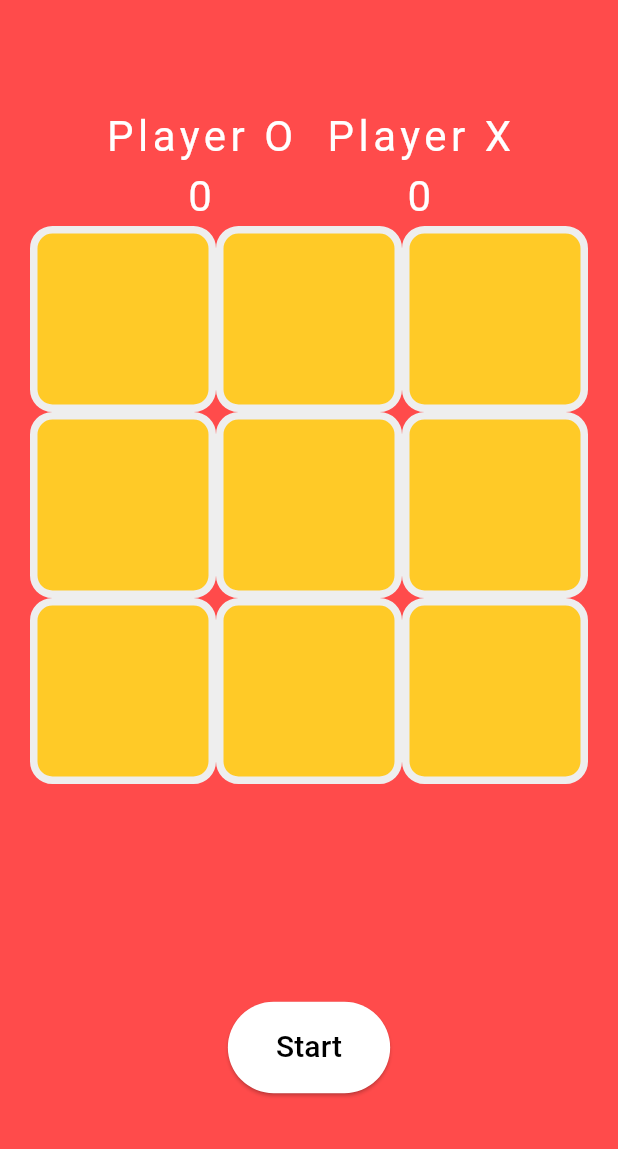
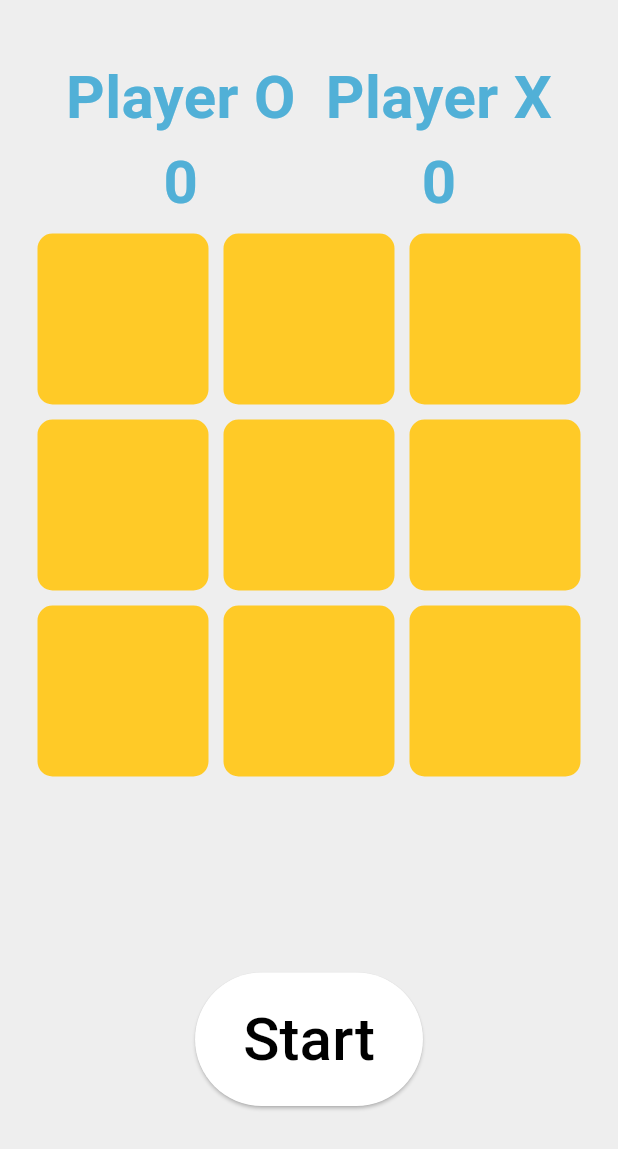
Before and after one commit to V3X3N/MobiGames, a Flutter app: the TicTacToe screen opened directly, on a phone screen of 412 x 824 dp. Shown: the top 1149 px of the screen. Run offline on Flutter 3.47's test engine with Material 3 defaults, Android fonts, the phone set to English and light mode, and no system bars; our stand-ins replace google_fonts; Roboto replaces fonts that are missing (Coiny).

Commit message:
minor visual changes

```diff
--- a/lib/games/tic_tac_toe/tic_tac_toe.dart
+++ b/lib/games/tic_tac_toe/tic_tac_toe.dart
@@ -26,14 +26,6 @@ class _GameScreenState extends State<TicTacToe> {
   int seconds = maxSeconds;
   Timer? timer;
 
-  static var customFontWhite = GoogleFonts.coiny(
-    textStyle: const TextStyle(
-      color: Colors.white,
-      letterSpacing: 3,
-      fontSize: 28,
-    ),
-  );
-
   void startTimer() {
     timer = Timer.periodic(const Duration(seconds: 1), (_) {
       setState(() {
@@ -56,7 +48,7 @@ class _GameScreenState extends State<TicTacToe> {
   @override
   Widget build(BuildContext context) {
     return Scaffold(
-      backgroundColor: AppColors.TTTprimaryColor,
+      backgroundColor: AppColors.primaryColor,
       body: Padding(
         padding: const EdgeInsets.all(20),
         child: Column(
@@ -69,13 +61,21 @@ class _GameScreenState extends State<TicTacToe> {
                   Column(
                     mainAxisAlignment: MainAxisAlignment.end,
                     children: [
-                      Text(
+                      const Text(
                         'Player O',
-                        style: customFontWhite,
+                        style: TextStyle(
+                          fontSize: 40,
+                          color: AppColors.blue,
+                          fontWeight: FontWeight.bold,
+                        ),
                       ),
                       Text(
                         oScore.toString(),
-                        style: customFontWhite,
+                        style: const TextStyle(
+                          fontSize: 40,
+                          color: AppColors.blue,
+                          fontWeight: FontWeight.bold,
+                        ),
                       ),
                     ],
                   ),
@@ -83,13 +83,21 @@ class _GameScreenState extends State<TicTacToe> {
                   Column(
                     mainAxisAlignment: MainAxisAlignment.end,
                     children: [
-                      Text(
+                      const Text(
                         'Player X',
-                        style: customFontWhite,
+                        style: TextStyle(
+                          fontSize: 40,
+                          color: AppColors.blue,
+                          fontWeight: FontWeight.bold,
+                        ),
                       ),
                       Text(
                         xScore.toString(),
-                        style: customFontWhite,
+                        style: const TextStyle(
+                          fontSize: 40,
+                          color: AppColors.blue,
+                          fontWeight: FontWeight.bold,
+                        ),
                       ),
                     ],
                   ),
@@ -141,7 +149,14 @@ class _GameScreenState extends State<TicTacToe> {
                 child: Column(
                   mainAxisAlignment: MainAxisAlignment.center,
                   children: [
-                    Text(resultDeclaration, style: customFontWhite),
+                    Text(
+                      resultDeclaration,
+                      style: const TextStyle(
+                        fontSize: 20,
+                        color: AppColors.blue,
+                        fontWeight: FontWeight.bold,
+                      ),
+                    ),
                     const SizedBox(height: 10),
                     _buildTimer()
                   ],
@@ -316,9 +331,9 @@ class _GameScreenState extends State<TicTacToe> {
                   child: Text(
                     '$seconds',
                     style: const TextStyle(
+                      fontSize: 50,
+                      color: AppColors.blue,
                       fontWeight: FontWeight.bold,
-                      color: Colors.white,
-                      fontSize: 50,
                     ),
                   ),
                 ),
@@ -337,7 +352,7 @@ class _GameScreenState extends State<TicTacToe> {
             },
             child: Text(
               attempts == 0 ? 'Start' : 'Play Again!',
-              style: const TextStyle(fontSize: 20, color: Colors.black),
+              style: const TextStyle(fontSize: 40, color: Colors.black),
             ),
           );
   }
```
